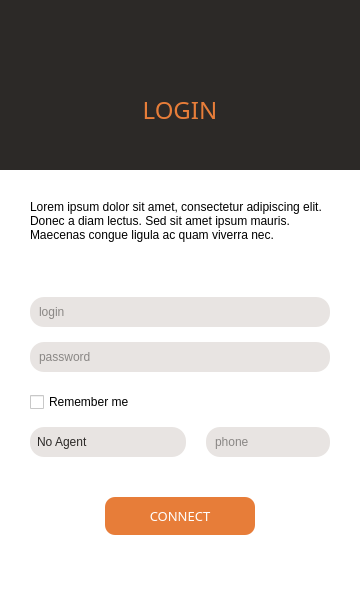
Old version of the form xivoclient/src/login_widget/login_widget.ui in the repository wazo-platform/wazo-client-qt.
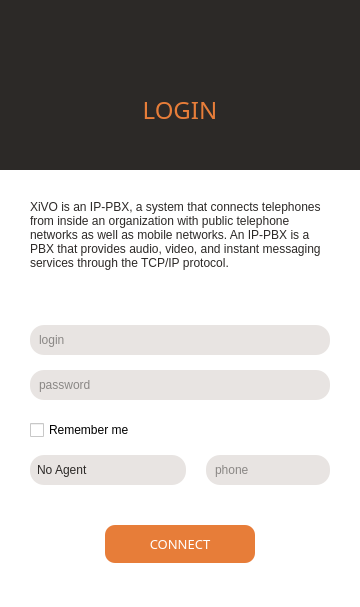
New version of the form. Icons and pictures are not drawn.

Commit message: adjust introduction text (and fix its color)

The edit to the form file:
```diff
--- a/xivoclient/src/login_widget/login_widget.ui
+++ b/xivoclient/src/login_widget/login_widget.ui
@@ -273,8 +273,11 @@
              <verstretch>0</verstretch>
             </sizepolicy>
            </property>
+           <property name="styleSheet">
+            <string notr="true">color: #2c2927;</string>
+           </property>
            <property name="text">
-            <string>Lorem ipsum dolor sit amet, consectetur adipiscing elit. Donec a diam lectus. Sed sit amet ipsum mauris. Maecenas congue ligula ac quam viverra nec.</string>
+            <string>XiVO is an IP-PBX, a system that connects telephones from inside an organization with public telephone networks as well as mobile networks. An IP-PBX is a PBX that provides audio, video, and instant messaging services through the TCP/IP protocol.</string>
            </property>
            <property name="textFormat">
             <enum>Qt::AutoText</enum>
```
